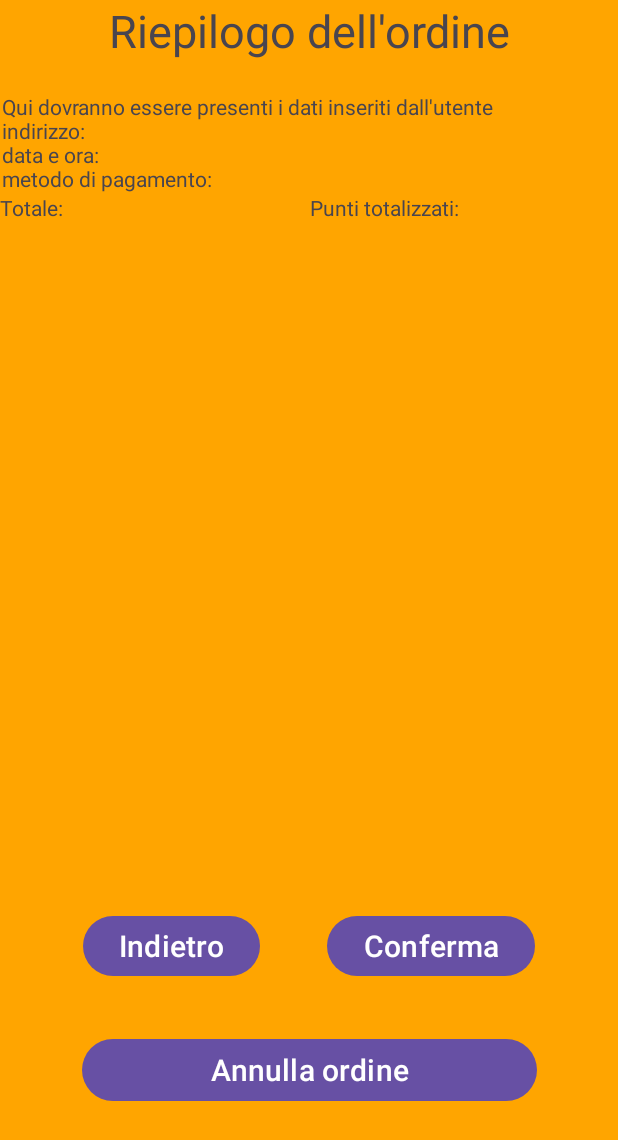
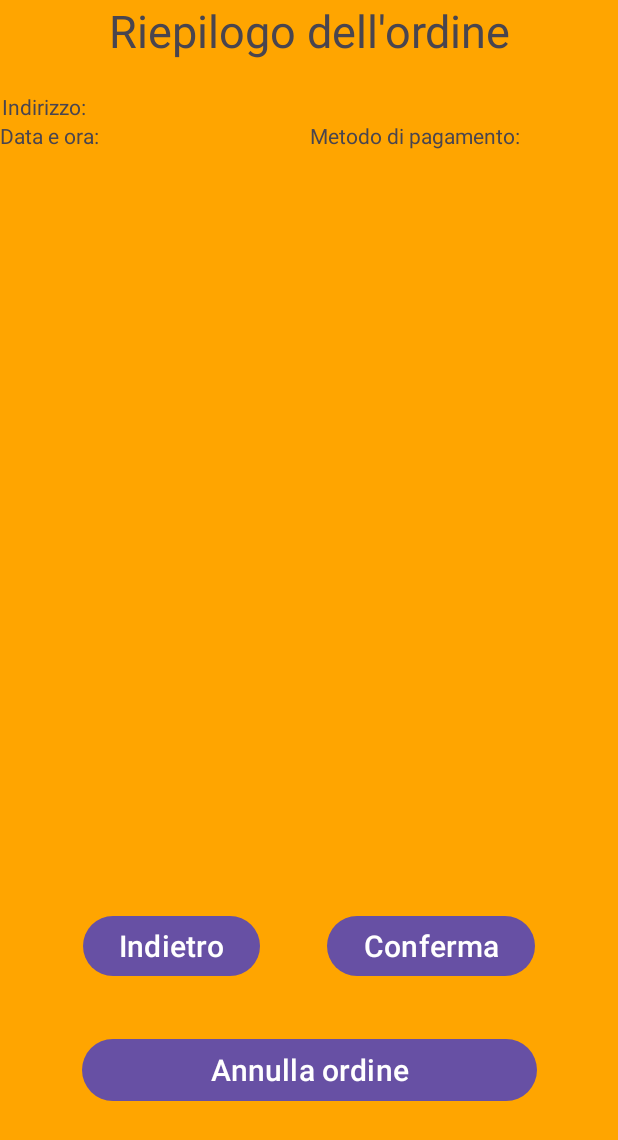
Before and after one commit to heartoftheprojects/PiadinaParty, an Android app: the layout activity_riepilogoordine.xml on its own in the app's theme, with its tools: preview values and no code run, on a phone screen of 412 x 824 dp. Shown: the top 1140 px of the screen. Run offline under Robolectric (Android 15) with nearby library versions, the phone set to English and light mode, and no system bars.

Commit message:
inserimento dati ordine

```diff
--- a/app/src/main/AndroidManifest.xml
+++ b/app/src/main/AndroidManifest.xml
@@ -29,6 +29,8 @@
 
         <activity android:name=".activityInserimentoDatiOrdine" />
         <activity android:name=".activityRiepilogoOrdine" />
+        <activity android:name=".activityConfermaOrdine" />
+
 
         <activity
             android:name=".MainActivity"
--- a/app/src/main/res/layout/activity_riepilogoordine.xml
+++ b/app/src/main/res/layout/activity_riepilogoordine.xml
@@ -5,7 +5,6 @@
     android:layout_width="match_parent"
     android:layout_height="match_parent"
     android:background="#FFA500">
-
 
     <TextView
         android:id="@+id/textView"
@@ -22,7 +21,7 @@
         android:id="@+id/textView2"
         android:layout_width="409dp"
         android:layout_height="wrap_content"
-        android:text="Qui dovranno essere presenti i dati inseriti dall'utente\nindirizzo:\ndata e ora:\nmetodo di pagamento:"
+        android:text="Indirizzo:"
         app:layout_constraintEnd_toEndOf="parent"
         app:layout_constraintStart_toStartOf="parent"
         app:layout_constraintTop_toBottomOf="@+id/textView" />
@@ -31,7 +30,7 @@
         android:id="@+id/textView3"
         android:layout_width="203dp"
         android:layout_height="30dp"
-        android:text="Totale: "
+        android:text="Data e ora:"
         app:layout_constraintStart_toStartOf="parent"
         app:layout_constraintTop_toBottomOf="@+id/textView2" />
 
@@ -39,7 +38,7 @@
         android:id="@+id/textView4"
         android:layout_width="205dp"
         android:layout_height="30dp"
-        android:text="Punti totalizzati:"
+        android:text="Metodo di pagamento:"
         app:layout_constraintEnd_toEndOf="parent"
         app:layout_constraintTop_toBottomOf="@+id/textView2" />
 
```
Also changed, not shown: app/src/main/java/com/example/piadinaparty/activityInserimentoDatiOrdine.kt (+10 -4 lines), app/src/main/java/com/example/piadinaparty/activityRiepilogoOrdine.kt (+25 -36 lines).
